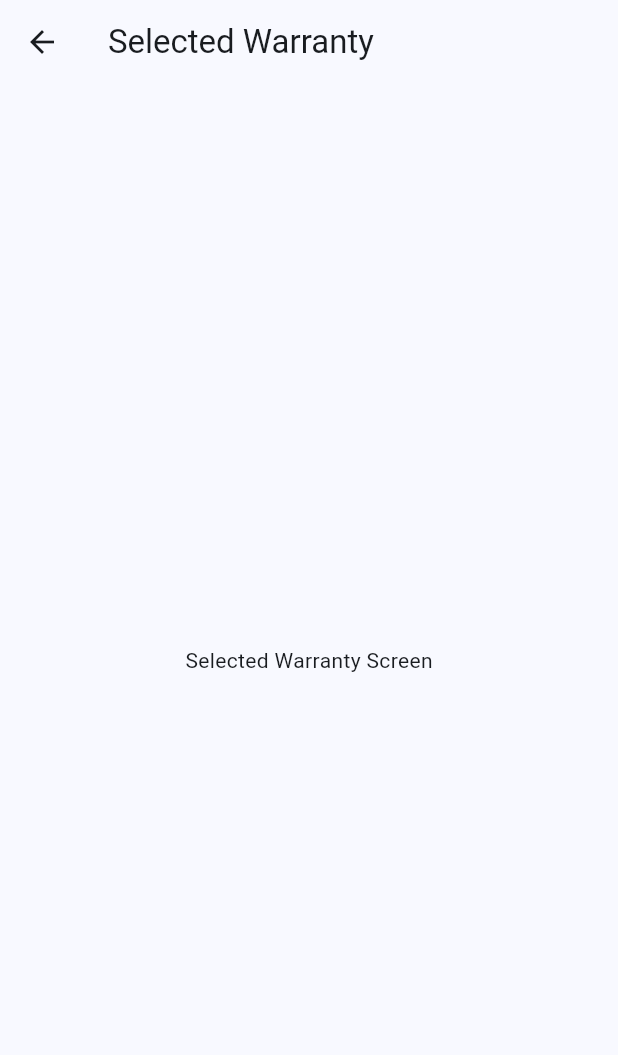
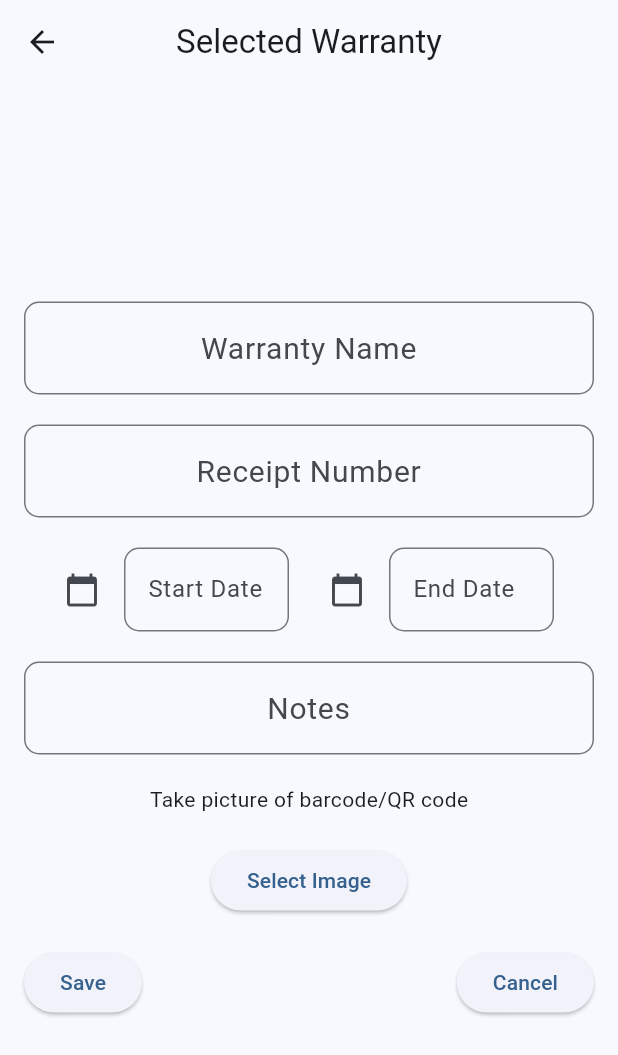
Before and after one commit to Fawaz80/WarrantyTracker, a Flutter app: the SelectedWarrantyScreen screen opened directly, on a phone screen of 412 x 824 dp. Shown: the top 1055 px of the screen. Run offline on Flutter 3.47's test engine with Material 3 defaults, Android fonts, the phone set to English and light mode, and no system bars; our stand-ins replace image_picker.

```diff
--- a/lib/screens/selected_warranty_screen.dart
+++ b/lib/screens/selected_warranty_screen.dart
@@ -1,14 +1,154 @@
 import 'package:flutter/material.dart';
+import 'package:image_picker/image_picker.dart';
+import 'package:intl/intl.dart';
 
-class SelectedWarrantyScreen extends StatelessWidget {
+class SelectedWarrantyScreen extends StatefulWidget {
   const SelectedWarrantyScreen({super.key});
 
   @override
+  State<SelectedWarrantyScreen> createState() => _SelectedWarrantyScreenState();
+}
+
+class _SelectedWarrantyScreenState extends State<SelectedWarrantyScreen> {
+  final TextEditingController startDateController = TextEditingController();
+  final TextEditingController endDateController = TextEditingController();
+  final TextEditingController warrantyName = TextEditingController();
+  final TextEditingController receiptName = TextEditingController();
+  final TextEditingController notes = TextEditingController();
+
+  @override
+  @override
   Widget build(BuildContext context) {
     return Scaffold(
-      appBar: AppBar(title: const Text('Selected Warranty')),
-      body: const Center(
-        child: Text('Selected Warranty Screen'),
+      appBar: AppBar(
+        title: const Text('Selected Warranty'),
+        centerTitle: true,
+      ),
+      body: Center(
+        child: SingleChildScrollView(
+          padding: const EdgeInsets.all(16),
+          child: Column(
+            children: [
+              buildTextField('Warranty Name', warrantyName),
+              const SizedBox(height: 20),
+              buildTextField('Receipt Number', receiptName),
+              const SizedBox(height: 20),
+              Row(
+                mainAxisAlignment: MainAxisAlignment.spaceEvenly,
+                children: [
+                  buildSelectDateButton('Start Date', startDateController),
+                  buildSelectDateButton('End Date', endDateController),
+                ],
+              ),
+              const SizedBox(height: 20),
+              buildTextField('Notes', notes),
+              const SizedBox(height: 20),
+              Text('Take picture of barcode/QR code'),
+              const SizedBox(height: 20),
+              // Button to allow user to select image or take a picture
+              ElevatedButton(
+                onPressed: () async {
+                  final ImageSource? source = await showDialog<ImageSource>(
+                    context: context,
+                    builder: (BuildContext context) {
+                      return AlertDialog(
+                        title: const Text('Select Image Source'),
+                        actions: [
+                          TextButton(
+                            onPressed: () =>
+                                Navigator.pop(context, ImageSource.camera),
+                            child: const Text('Camera'),
+                          ),
+                          TextButton(
+                            onPressed: () =>
+                                Navigator.pop(context, ImageSource.gallery),
+                            child: const Text('Gallery'),
+                          ),
+                        ],
+                      );
+                    },
+                  );
+
+                  if (source != null) {
+                    // TODO: Use image_picker package save the image
+                  }
+                },
+                child: const Text('Select Image'),
+              ),
+              const SizedBox(height: 20),
+              Row(
+                mainAxisAlignment: MainAxisAlignment.spaceBetween,
+                children: [
+                  ElevatedButton(
+                    onPressed: () {
+                      // TODO: Handle save action
+                    },
+                    child: const Text('Save'),
+                  ),
+                  ElevatedButton(
+                    onPressed: () {
+                      // TODO: Handle cancel action
+                      Navigator.pop(context);
+                    },
+                    child: const Text('Cancel'),
+                  ),
+                ],
+              ),
+            ],
+          ),
+        ),
+      ),
+    );
+  }
+
+  Widget buildTextField(String hintText, TextEditingController controller) {
+    return TextField(
+      maxLines: 1,
+      controller: controller,
+      textAlign: TextAlign.center,
+      style: const TextStyle(fontSize: 20),
+      decoration: InputDecoration(
+        hintText: hintText,
+        border: OutlineInputBorder(
+          borderRadius: BorderRadius.circular(10),
+          borderSide: const BorderSide(color: Colors.blue, width: 2),
+        ),
+        focusedBorder: OutlineInputBorder(
+          borderRadius: BorderRadius.circular(10),
+          borderSide: const BorderSide(color: Colors.blue, width: 2),
+        ),
+      ),
+    );
+  }
+
+  Widget buildSelectDateButton(String label, TextEditingController controller) {
+    return SizedBox(
+      width: 150,
+      child: TextField(
+        controller: controller,
+        decoration: InputDecoration(
+          icon: const Icon(Icons.calendar_today),
+          labelText: label,
+          border: OutlineInputBorder(
+            borderRadius: BorderRadius.circular(10),
+          ),
+        ),
+        readOnly: true,
+        onTap: () async {
+          DateTime? pickedDate = await showDatePicker(
+            context: context,
+            initialDate: DateTime.now(),
+            firstDate: DateTime(1950),
+            lastDate: DateTime(2100),
+          );
+
+          if (pickedDate != null) {
+            String formattedDate = DateFormat('yyyy-MM-dd').format(pickedDate);
+            setState(() {
+              controller.text = formattedDate;
+            });
+          }
+        },
       ),
     );
   }
```
